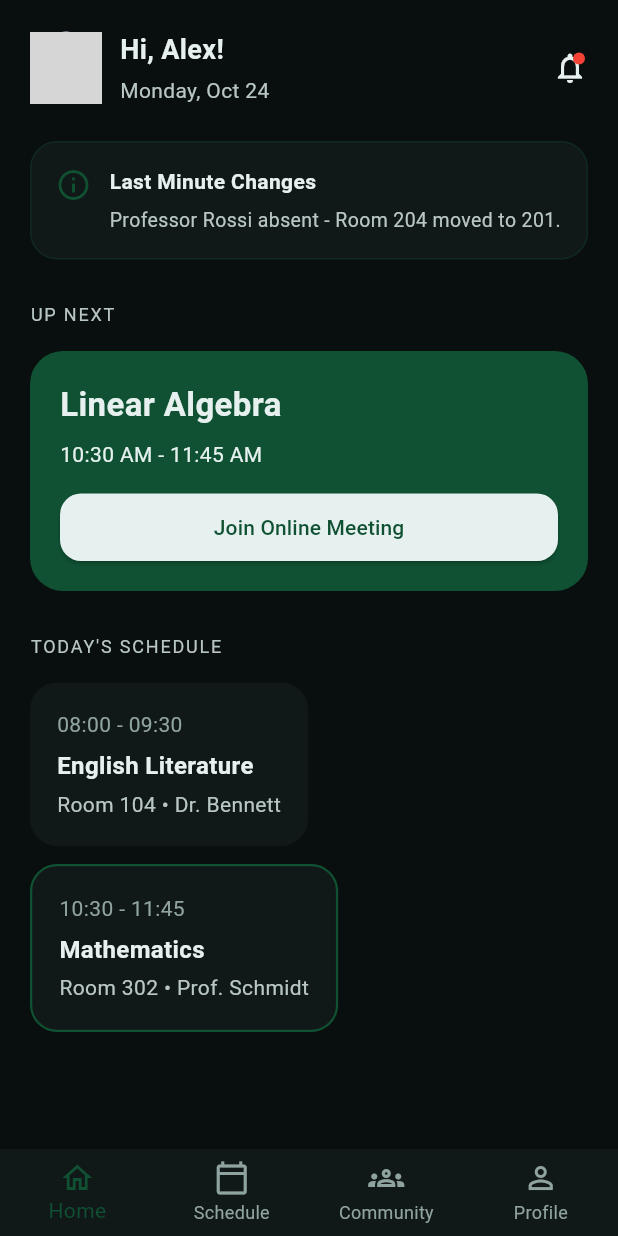
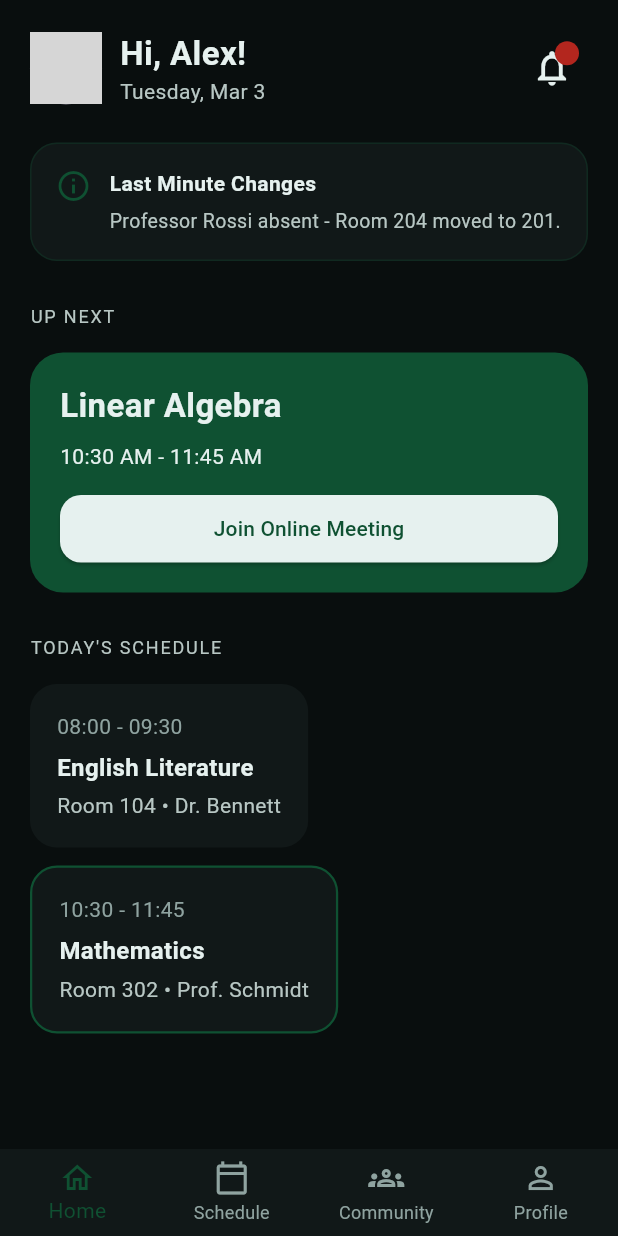
Before and after one commit to mattiasaan/skedoo, a Flutter app: the screen it shows after launch, after a tap on "Accedi con Classeviva", on a phone screen of 412 x 824 dp. Run offline on Flutter 3.47's test engine with Material 3 defaults, Android fonts, the phone set to English and light mode, and no system bars; network calls fail; grey boxes are pictures that could not be loaded.

Commit message:
altra roba ui

```diff
--- a/mobile/lib/screens/dashboard/widgets/header_section.dart
+++ b/mobile/lib/screens/dashboard/widgets/header_section.dart
@@ -1,4 +1,5 @@
 import 'package:flutter/material.dart';
+import 'package:intl/intl.dart';
 import '../../../palette/palette.dart';
 
 class HeaderSection extends StatelessWidget {
@@ -6,6 +7,9 @@ class HeaderSection extends StatelessWidget {
 
   @override
   Widget build(BuildContext context) {
+
+    String formattedDate = DateFormat('EEEE, MMM d').format(DateTime.now());
+
     return Row(
       children: [
         const CircleAvatar(
@@ -18,39 +22,23 @@ class HeaderSection extends StatelessWidget {
         Expanded(
           child: Column(
             crossAxisAlignment: CrossAxisAlignment.start,
-            children: const [
-              Text(
-                "Hi, Alex!",
-                style: TextStyle(
-                  color: Palette.text_primary,
-                  fontSize: 18,
-                  fontWeight: FontWeight.bold,
-                ),
-              ),
-              SizedBox(height: 4),
-              Text(
-                "Monday, Oct 24",
-                style: TextStyle(
-                  color: Palette.text_secondary,
-                  fontSize: 14,
-                ),
-              ),
+            children: [
+              const Text("Hi, Alex!",
+                style: TextStyle(color: Palette.text_primary, fontSize: 22, fontWeight: FontWeight.bold)),
+              Text(formattedDate,
+                style: const TextStyle(color: Palette.text_secondary, fontSize: 14)),
             ],
           ),
         ),
-        Stack(
-          children: const [
-            Icon(Icons.notifications_none,
-                color: Palette.text_primary),
-            Positioned(
-              right: 2,
-              top: 2,
-              child: CircleAvatar(
-                radius: 4,
-                backgroundColor: Colors.red,
-              ),
-            ),
-          ],
+        IconButton(
+          icon: const Badge(
+            label: Text(''),
+            child: Icon(Icons.notifications_none, color: Palette.text_primary, size: 28),
+          ),
+          onPressed: () => Navigator.push(
+            context,
+            MaterialPageRoute(builder: (context) => const NotificationScreen())
+          ),
         )
       ],
     );
--- a/mobile/pubspec.yaml
+++ b/mobile/pubspec.yaml
@@ -34,6 +34,7 @@ dependencies:
   # The following adds the Cupertino Icons font to your application.
   # Use with the CupertinoIcons class for iOS style icons.
   cupertino_icons: ^1.0.8
+  intl: ^0.20.2
 
 dev_dependencies:
   flutter_test:
```
